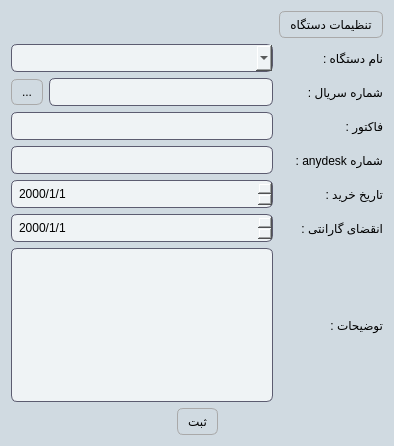
This is productregister.ui in kia-far/QtDBS as Qt 5 draws it before an edit. The edited form follows.
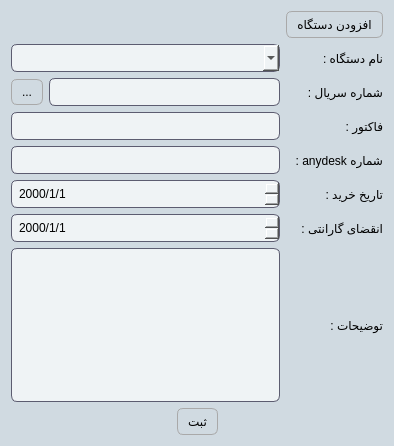
This is the edited form.

```diff
--- a/productregister.ui
+++ b/productregister.ui
@@ -257,7 +257,7 @@
      <item row="0" column="1">
       <widget class="QPushButton" name="devBtn">
        <property name="text">
-        <string>تنظیمات دستگاه</string>
+        <string>افزودن دستگاه</string>
        </property>
       </widget>
      </item>
```
